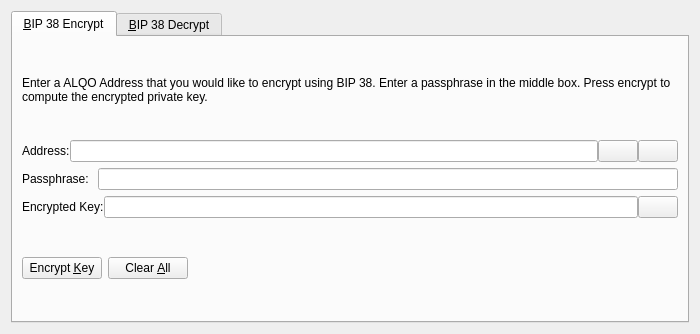
Old version of the form src/qt/forms/bip38tooldialog.ui in the repository zahidaliayub/alqo.
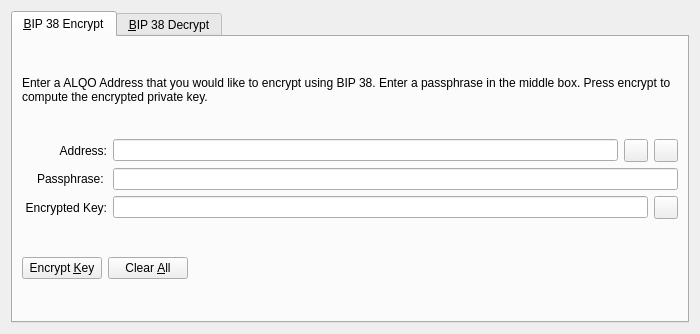
New version of the form. The open tabs and pages were chosen to show the change. Icons and pictures are not drawn. Custom widgets are drawn as their Qt base class.

```diff
--- a/src/qt/forms/bip38tooldialog.ui
+++ b/src/qt/forms/bip38tooldialog.ui
@@ -42,11 +42,17 @@
        </item>
        <item>
         <layout class="QHBoxLayout" name="horizontalLayout_1_ENC">
-         <property name="spacing">
-          <number>0</number>
-         </property>
          <item>
           <widget class="QLabel" name="label_5">
+           <property name="alignment">
+            <set>Qt::AlignRight|Qt::AlignTrailing|Qt::AlignVCenter</set>
+           </property>
+           <property name="minimumSize">
+            <size>
+             <width>85</width>
+             <height>0</height>
+            </size>
+           </property>
            <property name="text">
             <string>Address:</string>
            </property>
@@ -60,7 +66,7 @@
           </widget>
          </item>
          <item>
-          <widget class="QPushButton" name="addressBookButton_ENC">
+          <widget class="QToolButton" name="addressBookButton_ENC">
            <property name="toolTip">
             <string>Choose previously used address</string>
            </property>
@@ -74,13 +80,10 @@
            <property name="shortcut">
             <string>Alt+A</string>
            </property>
-           <property name="autoDefault">
-            <bool>false</bool>
-           </property>
           </widget>
          </item>
          <item>
-          <widget class="QPushButton" name="pasteButton_ENC">
+          <widget class="QToolButton" name="pasteButton_ENC">
            <property name="toolTip">
             <string>Paste address from clipboard</string>
            </property>
@@ -94,9 +97,6 @@
            <property name="shortcut">
             <string>Alt+P</string>
            </property>
-           <property name="autoDefault">
-            <bool>false</bool>
-           </property>
           </widget>
          </item>
         </layout>
@@ -105,6 +105,15 @@
         <layout class="QHBoxLayout" name="horizontalLayout_5">
          <item>
           <widget class="QLabel" name="label_6">
+           <property name="alignment">
+            <set>Qt::AlignRight|Qt::AlignTrailing|Qt::AlignVCenter</set>
+           </property>
+           <property name="minimumSize">
+            <size>
+             <width>85</width>
+             <height>0</height>
+            </size>
+           </property>
            <property name="text">
             <string>Passphrase: </string>
            </property>
@@ -121,11 +130,17 @@
        </item>
        <item>
         <layout class="QHBoxLayout" name="horizontalLayout_2_ENC">
-         <property name="spacing">
-          <number>0</number>
-         </property>
          <item>
           <widget class="QLabel" name="encryptedKeyLabel_ENC">
+           <property name="alignment">
+            <set>Qt::AlignRight|Qt::AlignTrailing|Qt::AlignVCenter</set>
+           </property>
+           <property name="minimumSize">
+            <size>
+             <width>85</width>
+             <height>0</height>
+            </size>
+           </property>
            <property name="text">
             <string>Encrypted Key:</string>
            </property>
@@ -147,7 +162,7 @@
           </widget>
          </item>
          <item>
-          <widget class="QPushButton" name="copyKeyButton_ENC">
+          <widget class="QToolButton" name="copyKeyButton_ENC">
            <property name="toolTip">
             <string>Copy the current signature to the system clipboard</string>
            </property>
@@ -158,9 +173,6 @@
             <iconset resource="../alqo.qrc">
              <normaloff>:/icons/editcopy</normaloff>:/icons/editcopy</iconset>
            </property>
-           <property name="autoDefault">
-            <bool>false</bool>
-           </property>
           </widget>
          </item>
         </layout>
```
Left out of the diff: 50 changed lines with no effect on the pictures.
